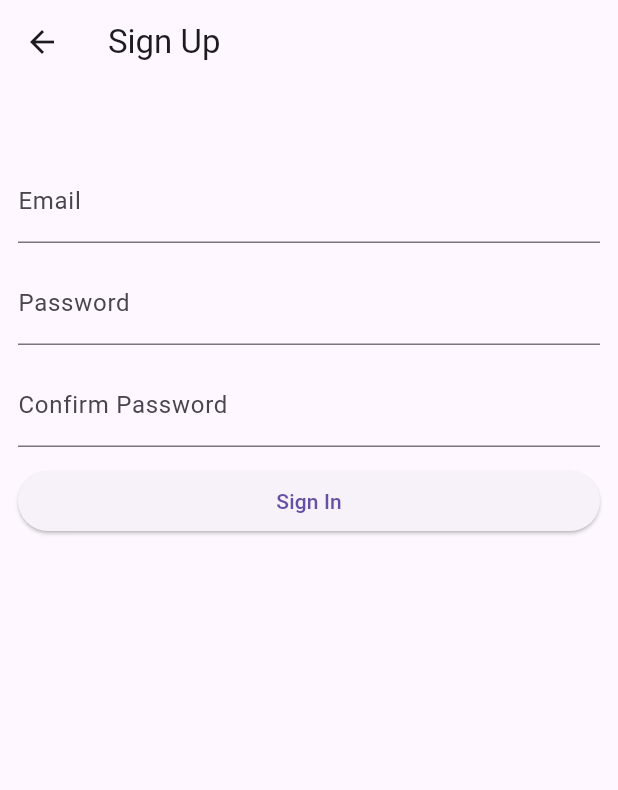
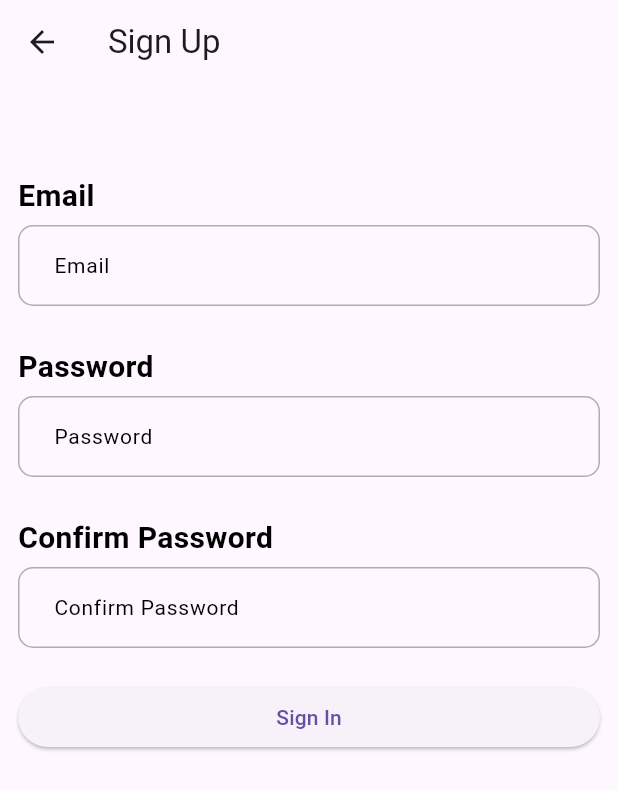
Before and after one commit to Nelvari/InventorySystem, a Flutter app: the screen it shows after launch, after a tap on "Don't have an account? Sign Up", on a phone screen of 412 x 824 dp. Shown: the top 790 px of the screen. Run offline on Flutter 3.47's test engine with Material 3 defaults, Android fonts, the phone set to English and light mode, and no system bars; our stand-ins replace geolocator, image_picker, sqflite, supabase_flutter; accounts and stored records are empty; network calls fail.

```diff
--- a/lib/main.dart
+++ b/lib/main.dart
@@ -26,7 +26,7 @@ class MainApp extends StatelessWidget {
     return MaterialApp(
       debugShowCheckedModeBanner: false,
       debugShowMaterialGrid: false,
-      title: 'Inventaris',
+      title: 'Inventory',
       initialRoute: '/',
       routes: {
         '/': (context) => const AuthGet(),
--- a/lib/pages/login_page.dart
+++ b/lib/pages/login_page.dart
@@ -1,5 +1,6 @@
 import 'package:flutter/material.dart';
 import 'package:inventory_system/auth/auth_service.dart';
+import 'package:inventory_system/components/styles.dart';
 import 'package:inventory_system/pages/register_page.dart';
 
 class LoginPage extends StatefulWidget {
@@ -43,17 +44,24 @@ class _LoginPageState extends State<LoginPage> {
         children: [
 
           // email
-          TextField(
-            controller: _emailController,
-            decoration: const InputDecoration(labelText: "Email"),
+          InputLayout(
+            'Email',
+            TextFormField(
+              controller: _emailController,
+              decoration: customInputDecoration("Email"),
+            ),
           ),
 
           const SizedBox(height: 12,),
 
           // password
-          TextField(
-            controller: _passwordController,
-            decoration: const InputDecoration(labelText: "Password"),
+          InputLayout(
+            'Password',
+            TextFormField(
+              controller: _passwordController,
+              obscureText: true,
+              decoration: customInputDecoration("Password"),
+            ),
           ),
 
           const SizedBox(height: 12,),
--- a/lib/pages/register_page.dart
+++ b/lib/pages/register_page.dart
@@ -1,5 +1,6 @@
 import 'package:flutter/material.dart';
 import 'package:inventory_system/auth/auth_service.dart';
+import 'package:inventory_system/components/styles.dart';
 
 class RegisterPage extends StatefulWidget {
   const RegisterPage({super.key});
@@ -56,25 +57,36 @@ class _RegisterPageState extends State<RegisterPage> {
         children: [
 
           // email
-          TextField(
-            controller: _emailController,
-            decoration: const InputDecoration(labelText: "Email"),
+          InputLayout(
+            'Email',
+            TextFormField(
+              controller: _emailController,
+              decoration: customInputDecoration("Email"),
+            ),
           ),
 
-          const SizedBox(height: 12,),
+          const SizedBox(height: 6,),
 
           // password
-          TextField(
-            controller: _passwordController,
-            decoration: const InputDecoration(labelText: "Password"),
+          InputLayout(
+            'Password',
+            TextFormField(
+              controller: _passwordController,
+              obscureText: true,
+              decoration: customInputDecoration("Password"),
+            ),
           ),
 
-          const SizedBox(height: 12,),
+          const SizedBox(height: 6,),
 
           // confirm password
-          TextField(
-            controller: _confirmPasswordController,
-            decoration: const InputDecoration(labelText: "Confirm Password"),
+          InputLayout(
+            'Confirm Password',
+            TextFormField(
+              controller: _confirmPasswordController,
+              obscureText: true,
+              decoration: customInputDecoration("Confirm Password"),
+            ),
           ),
 
           const SizedBox(height: 12,),
--- a/lib/pages/supplier/supplier_page.dart
+++ b/lib/pages/supplier/supplier_page.dart
@@ -150,13 +150,15 @@ class _SupplierPageState extends State<SupplierPage> {
                     mainAxisSize: MainAxisSize.min,
                     children: [
                       IconButton(
-                        icon: Icon(Icons.edit),
+                        color: Colors.blue,
+                        icon: const Icon(Icons.edit),
                         onPressed: () =>
                             _updateSupplier(
                                 supplier), // Navigate to update page
                       ),
                       IconButton(
-                        icon: Icon(Icons.delete),
+                        color: Colors.red,
+                        icon: const Icon(Icons.delete),
                         onPressed: () async {
                           final confirmDelete = await showDialog<bool>(
                             context: context,
```
Also changed, not shown: lib/config/product_database.dart (+0 -17 lines), lib/pages/barang/barang_page.dart (+25 -5 lines), lib/pages/barang/update_page.dart (added, +262 -0 lines).
